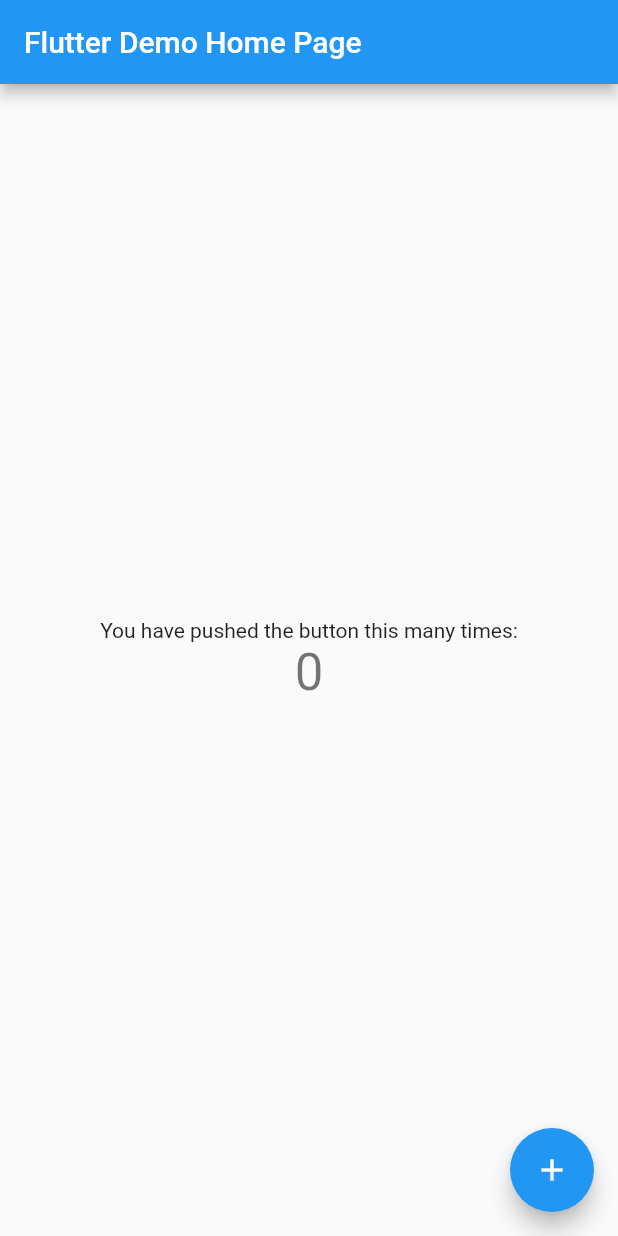
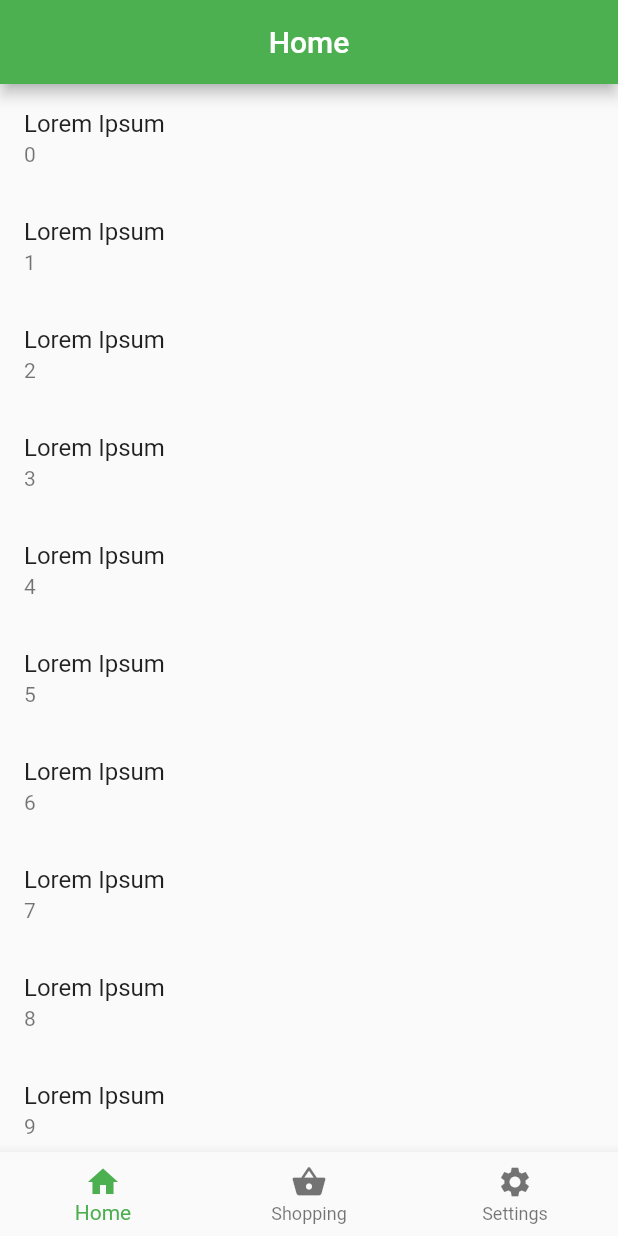
Before and after one commit to repacheco1/CSCI567-Final_Project, a Flutter app: the screen it shows after launch, on a phone screen of 412 x 824 dp. Run offline on Flutter 3.47's test engine with Material 2 defaults, Android fonts, the phone set to English and light mode, and no system bars.

Commit message:
Add bottom navigation bar, separate screens

```diff
--- /dev/null
+++ b/lib/bottomBar.dart
@@ -0,0 +1,56 @@
+import 'package:flutter/material.dart';
+import 'package:foodfficient/home.dart';
+import 'package:foodfficient/shopping.dart';
+import 'package:foodfficient/settings.dart';
+
+class BottomBar extends StatefulWidget {
+  @override
+  _BottomBar createState() =>
+      _BottomBar();
+}
+
+class _BottomBar
+    extends State<BottomBar> {
+  final List<Widget> pages = [
+    HomePage(
+      key: PageStorageKey('HomePage'),
+    ),
+    ShoppingPage(
+      key: PageStorageKey('ShoppingPage'),
+    ),
+    SettingsPage(
+      key: PageStorageKey('SettingsPage'),
+    ),
+  ];
+
+  final PageStorageBucket bucket = PageStorageBucket();
+
+  int _selectedIndex = 0;
+
+  Widget _bottomNavigationBar(int selectedIndex) => BottomNavigationBar(
+        onTap: (int index) => setState(() => _selectedIndex = index),
+        currentIndex: selectedIndex,
+        items: const <BottomNavigationBarItem>[
+          BottomNavigationBarItem(
+              icon: Icon(Icons.home),
+              title: Text('Home')),
+          BottomNavigationBarItem(
+              icon: Icon(Icons.shopping_basket),
+              title: Text('Shopping')),
+          BottomNavigationBarItem(
+              icon: Icon(Icons.settings),
+              title: Text('Settings')),
+        ],
+      );
+
+  @override
+  Widget build(BuildContext context) {
+    return Scaffold(
+      bottomNavigationBar: _bottomNavigationBar(_selectedIndex),
+      body: PageStorage(
+        child: pages[_selectedIndex],
+        bucket: bucket,
+      ),
+    );
+  }
+}
--- /dev/null
+++ b/lib/home.dart
@@ -0,0 +1,21 @@
+import 'package:flutter/material.dart';
+
+class HomePage extends StatelessWidget {
+  const HomePage({Key key}) : super(key: key);
+
+  @override
+  Widget build(BuildContext context) {
+    return Scaffold(
+      appBar: AppBar(
+        centerTitle: true,
+        title: Text("Home"),
+      ),
+      body: ListView.builder(itemBuilder: (context, index) {
+        return ListTile(
+          title: Text('Lorem Ipsum'),
+          subtitle: Text('$index'),
+        );
+      }),
+    );
+  }
+}
--- a/lib/main.dart
+++ b/lib/main.dart
@@ -1,111 +1,17 @@
 import 'package:flutter/material.dart';
+import 'package:foodfficient/bottomBar.dart';
 
 void main() => runApp(MyApp());
 
 class MyApp extends StatelessWidget {
-  // This widget is the root of your application.
   @override
   Widget build(BuildContext context) {
     return MaterialApp(
-      title: 'Flutter Demo',
       theme: ThemeData(
-        // This is the theme of your application.
-        //
-        // Try running your application with "flutter run". You'll see the
-        // application has a blue toolbar. Then, without quitting the app, try
-        // changing the primarySwatch below to Colors.green and then invoke
-        // "hot reload" (press "r" in the console where you ran "flutter run",
-        // or simply save your changes to "hot reload" in a Flutter IDE).
-        // Notice that the counter didn't reset back to zero; the application
-        // is not restarted.
-        primarySwatch: Colors.blue,
+        primarySwatch: Colors.green,
       ),
-      home: MyHomePage(title: 'Flutter Demo Home Page'),
+      title: 'Foodfficient',
+      home: BottomBar(),
     );
   }
 }
-
-class MyHomePage extends StatefulWidget {
-  MyHomePage({Key key, this.title}) : super(key: key);
-
-  // This widget is the home page of your application. It is stateful, meaning
-  // that it has a State object (defined below) that contains fields that affect
-  // how it looks.
-
-  // This class is the configuration for the state. It holds the values (in this
-  // case the title) provided by the parent (in this case the App widget) and
-  // used by the build method of the State. Fields in a Widget subclass are
-  // always marked "final".
-
-  final String title;
-
-  @override
-  _MyHomePageState createState() => _MyHomePageState();
-}
-
-class _MyHomePageState extends State<MyHomePage> {
-  int _counter = 0;
-
-  void _incrementCounter() {
-    setState(() {
-      // This call to setState tells the Flutter framework that something has
-      // changed in this State, which causes it to rerun the build method below
-      // so that the display can reflect the updated values. If we changed
-      // _counter without calling setState(), then the build method would not be
-      // called again, and so nothing would appear to happen.
-      _counter++;
-    });
-  }
-
-  @override
-  Widget build(BuildContext context) {
-    // This method is rerun every time setState is called, for instance as done
-    // by the _incrementCounter method above.
-    //
-    // The Flutter framework has been optimized to make rerunning build methods
-    // fast, so that you can just rebuild anything that needs updating rather
-    // than having to individually change instances of widgets.
-    return Scaffold(
-      appBar: AppBar(
-        // Here we take the value from the MyHomePage object that was created by
-        // the App.build method, and use it to set our appbar title.
-        title: Text(widget.title),
-      ),
-      body: Center(
-        // Center is a layout widget. It takes a single child and positions it
-        // in the middle of the parent.
-        child: Column(
-          // Column is also a layout widget. It takes a list of children and
-          // arranges them vertically. By default, it sizes itself to fit its
-          // children horizontally, and tries to be as tall as its parent.
-          //
-          // Invoke "debug painting" (press "p" in the console, choose the
-          // "Toggle Debug Paint" action from the Flutter Inspector in Android
-          // Studio, or the "Toggle Debug Paint" command in Visual Studio Code)
-          // to see the wireframe for each widget.
-          //
-          // Column has various properties to control how it sizes itself and
-          // how it positions its children. Here we use mainAxisAlignment to
-          // center the children vertically; the main axis here is the vertical
-          // axis because Columns are vertical (the cross axis would be
-          // horizontal).
-          mainAxisAlignment: MainAxisAlignment.center,
-          children: <Widget>[
-            Text(
-              'You have pushed the button this many times:',
-            ),
-            Text(
-              '$_counter',
-              style: Theme.of(context).textTheme.display1,
-            ),
-          ],
-        ),
-      ),
-      floatingActionButton: FloatingActionButton(
-        onPressed: _incrementCounter,
-        tooltip: 'Increment',
-        child: Icon(Icons.add),
-      ), // This trailing comma makes auto-formatting nicer for build methods.
-    );
-  }
-}
```
Also changed, not shown: lib/login.dart (added, +70 -0 lines), lib/settings.dart (added, +21 -0 lines), lib/shopping.dart (added, +21 -0 lines), lib/create.dart (added).
